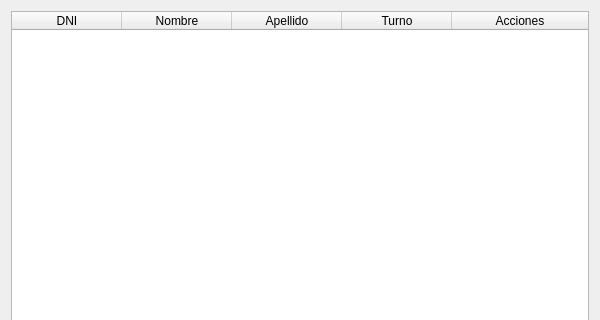
BermudezK/consultsoft, file View/displyappointment.ui: the form before one commit; both pictures show x 0 to 600 and y 0 to 320 of the 600 by 560 pixel window.
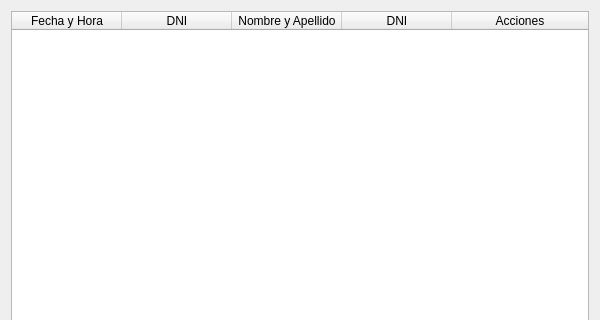
The form after the commit.

Commit message: se agrego la funcionalidad para que los medicos vean sus turnos

```diff
--- a/View/displyappointment.ui
+++ b/View/displyappointment.ui
@@ -55,22 +55,22 @@
      </attribute>
      <column>
       <property name="text">
-       <string>DNI</string>
+       <string>Fecha y Hora</string>
       </property>
      </column>
      <column>
       <property name="text">
-       <string>Nombre</string>
+       <string>DNI</string>
       </property>
      </column>
      <column>
       <property name="text">
-       <string>Apellido</string>
+       <string>Nombre y Apellido</string>
       </property>
      </column>
      <column>
       <property name="text">
-       <string>Turno</string>
+       <string>DNI</string>
       </property>
      </column>
      <column>
```
The commit also changes 5 other files.
